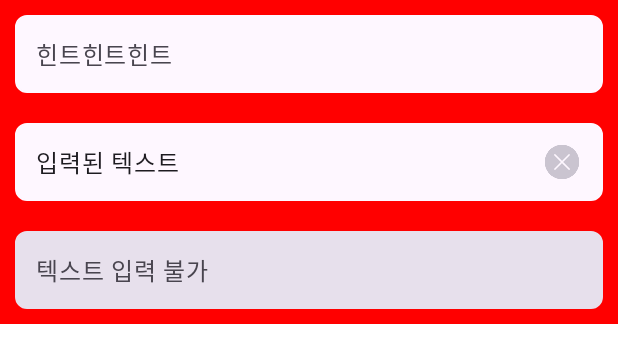
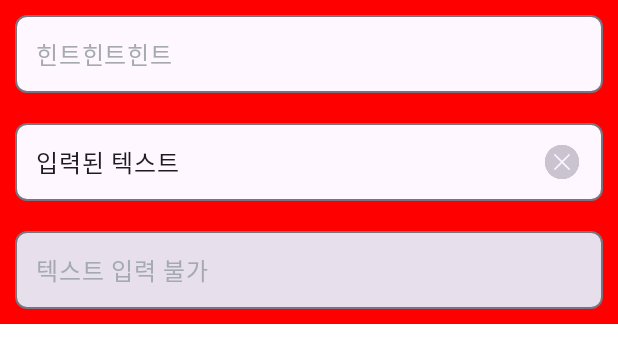
Before and after one commit to wilyyang/FancyMansionRenewal, an Android app built with Jetpack Compose: the @Preview function RoundedTextFieldPreview, on a phone screen of 412 x 824 dp. Shown: the top 363 px of the screen. Run offline under Robolectric (Android 15) with nearby library versions, the phone set to English and light mode, and no system bars; Roboto replaces fonts that are not available here.

Commit message:
TextBox 정리 완료

```diff
--- a/core/presentation/src/main/kotlin/com/fancymansion/core/presentation/compose/component/TextBox.kt
+++ b/core/presentation/src/main/kotlin/com/fancymansion/core/presentation/compose/component/TextBox.kt
@@ -4,7 +4,6 @@ import androidx.compose.foundation.Image
 import androidx.compose.foundation.background
 import androidx.compose.foundation.border
 import androidx.compose.foundation.layout.Column
-import androidx.compose.foundation.layout.IntrinsicSize
 import androidx.compose.foundation.layout.Row
 import androidx.compose.foundation.layout.height
 import androidx.compose.foundation.layout.padding
@@ -39,6 +38,7 @@ import androidx.compose.ui.unit.Dp
 import androidx.compose.ui.unit.dp
 import com.fancymansion.core.presentation.R
 import com.fancymansion.core.presentation.compose.modifier.clickSingle
+import com.fancymansion.core.presentation.compose.theme.onSurfaceSub
 
 @Composable
 fun RoundedTextField(
@@ -67,9 +67,9 @@ fun RoundedTextField(
     val textColor = MaterialTheme.colorScheme.onSurface
     val backgroundColor = if (isEnabled) MaterialTheme.colorScheme.surface else MaterialTheme.colorScheme.surfaceVariant
     val borderColor = if (rememberFocus.value) {
+        MaterialTheme.colorScheme.outlineVariant
+    } else {
         MaterialTheme.colorScheme.outline
-    } else {
-        backgroundColor
     }
 
 
@@ -116,7 +116,7 @@ fun RoundedTextField(
 
                 // 힌트 영역
                 if (value.isEmpty() && hint.isNotEmpty()) {
-                    Text(text = hint,  maxLines = maxLine, style = textStyle.copy(color = MaterialTheme.colorScheme.onSurfaceVariant))
+                    Text(text = hint,  maxLines = maxLine, style = textStyle.copy(color = onSurfaceSub))
                 }
                 innerTextField()
             },
```
